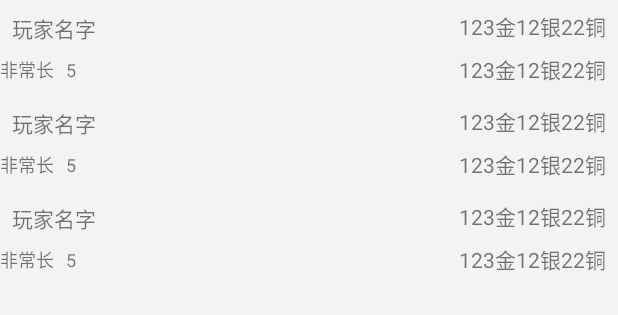
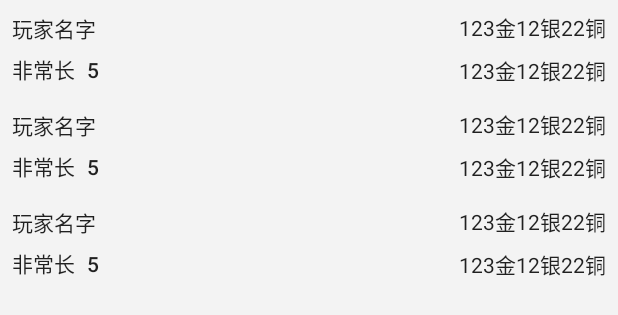
Before and after one commit to summer88123/Bnade, an Android app: the layout fragment_price.xml on its own in the app's theme, with its tools: preview values and no code run, on a phone screen of 412 x 824 dp. Shown: the top 315 px of the screen. Run offline under Robolectric (Android 15) with nearby library versions, the phone set to English and light mode, and no system bars.

Commit message:
细节调整

```diff
--- a/app/src/main/java/com/summer/bnade/data/BnadeRepo.java
+++ b/app/src/main/java/com/summer/bnade/data/BnadeRepo.java
@@ -187,7 +187,4 @@ public class BnadeRepo {
         return mRealmHelper.getAllRealm(hasAllItem);
     }
 
-    public Single<Realm> getRealm(String name) {
-        return mRealmHelper.getRealmsByName(name).firstOrError();
-    }
 }
--- a/app/src/main/java/com/summer/bnade/result/single/ItemResultActivity.java
+++ b/app/src/main/java/com/summer/bnade/result/single/ItemResultActivity.java
@@ -59,6 +59,6 @@ public class ItemResultActivity extends BaseViewActivity<ItemResultContract.Pres
     @Override
     public void show(SearchResultVO result) {
         mToolbar.setTitle(result.getItem().getName());
-        mPriceFragment.updateList(result.getAuctionRealmItems());
+        mPriceFragment.updateList(result);
     }
 }
--- a/app/src/main/java/com/summer/bnade/result/single/PageAdapter.java
+++ b/app/src/main/java/com/summer/bnade/result/single/PageAdapter.java
@@ -4,13 +4,13 @@ import android.content.Context;
 import android.support.annotation.StringRes;
 import android.support.v4.app.Fragment;
 import android.support.v4.app.FragmentManager;
-import android.support.v4.app.FragmentPagerAdapter;
+import android.support.v4.app.FragmentStatePagerAdapter;
 
 /**
  * Created by kevin.bai on 2017/5/3.
  */
 
-class PageAdapter extends FragmentPagerAdapter {
+class PageAdapter extends FragmentStatePagerAdapter {
     private PageFragment[] mFragments;
     private Context mContext;
 
--- a/app/src/main/res/layout/activity_search_realm_item_result.xml
+++ b/app/src/main/res/layout/activity_search_realm_item_result.xml
@@ -19,6 +19,7 @@
             android:layout_width="match_parent"
             android:layout_height="?attr/actionBarSize"
             android:background="?attr/colorPrimary"
+            app:layout_scrollFlags="enterAlways|scroll"
             app:popupTheme="@style/AppTheme.PopupOverlay"
             />
         <android.support.design.widget.TabLayout
--- a/app/src/main/res/layout/item_auction_realm_item.xml
+++ b/app/src/main/res/layout/item_auction_realm_item.xml
@@ -10,13 +10,17 @@
     <TextView
         android:id="@+id/tv_player_name"
         android:layout_width="wrap_content"
-        android:layout_height="wrap_content"
+        android:layout_height="19dp"
         android:layout_marginLeft="8dp"
         android:layout_marginStart="8dp"
+        android:textAppearance="@style/TextAppearance.AppCompat.Body1"
+        app:layout_constraintBottom_toTopOf="@+id/tv_last_time"
+        app:layout_constraintTop_toTopOf="parent"
+        app:layout_constraintVertical_chainStyle="spread"
+        tools:text="玩家名字"
         android:layout_marginTop="8dp"
+        android:layout_marginBottom="4dp"
         app:layout_constraintLeft_toLeftOf="parent"
-        app:layout_constraintTop_toTopOf="parent"
-        tools:text="玩家名字"
         />
 
     <TextView
@@ -24,12 +28,14 @@
         android:layout_width="wrap_content"
         android:layout_height="wrap_content"
         android:layout_marginBottom="8dp"
-        android:layout_marginTop="8dp"
-        android:textSize="12sp"
+        android:layout_marginLeft="8dp"
+        android:layout_marginStart="8dp"
+        android:layout_marginTop="4dp"
+        android:textAppearance="@style/TextAppearance.AppCompat.Body2"
         app:layout_constraintBottom_toBottomOf="parent"
         app:layout_constraintTop_toBottomOf="@+id/tv_player_name"
-        tools:layout_editor_absoluteX="8dp"
         tools:text="非常长"
+        app:layout_constraintLeft_toLeftOf="parent"
         />
 
     <TextView
@@ -38,7 +44,7 @@
         android:layout_height="wrap_content"
         android:layout_marginLeft="8dp"
         android:layout_marginStart="8dp"
-        android:textSize="12sp"
+        android:textAppearance="@style/TextAppearance.AppCompat.Body2"
         app:layout_constraintBaseline_toBaselineOf="@+id/tv_last_time"
         app:layout_constraintLeft_toRightOf="@+id/tv_last_time"
         tools:text="5"
@@ -48,7 +54,9 @@
         android:id="@+id/tv_bid_price"
         android:layout_width="wrap_content"
         android:layout_height="wrap_content"
+        android:layout_marginEnd="8dp"
         android:layout_marginRight="8dp"
+        android:textAppearance="@style/TextAppearance.AppCompat.Body1"
         app:layout_constraintBottom_toTopOf="@+id/tv_buyout"
         app:layout_constraintRight_toRightOf="parent"
         app:layout_constraintTop_toTopOf="parent"
@@ -59,10 +67,13 @@
         android:id="@+id/tv_buyout"
         android:layout_width="wrap_content"
         android:layout_height="wrap_content"
-        android:layout_marginRight="0dp"
+        android:layout_marginEnd="8dp"
+        android:layout_marginRight="8dp"
+        android:textAppearance="@style/TextAppearance.AppCompat.Body1"
         app:layout_constraintBottom_toBottomOf="parent"
-        app:layout_constraintRight_toRightOf="@+id/tv_bid_price"
+        app:layout_constraintRight_toRightOf="parent"
         app:layout_constraintTop_toBottomOf="@+id/tv_bid_price"
         tools:text="123金12银22铜"
         />
+
 </android.support.constraint.ConstraintLayout>
```
Also changed, not shown: app/src/main/java/com/summer/bnade/result/single/PriceFragment.java (+3 -5 lines), bnade/src/main/java/com/summer/lib/model/utils/RealmHelper.java (+3 -7 lines).
